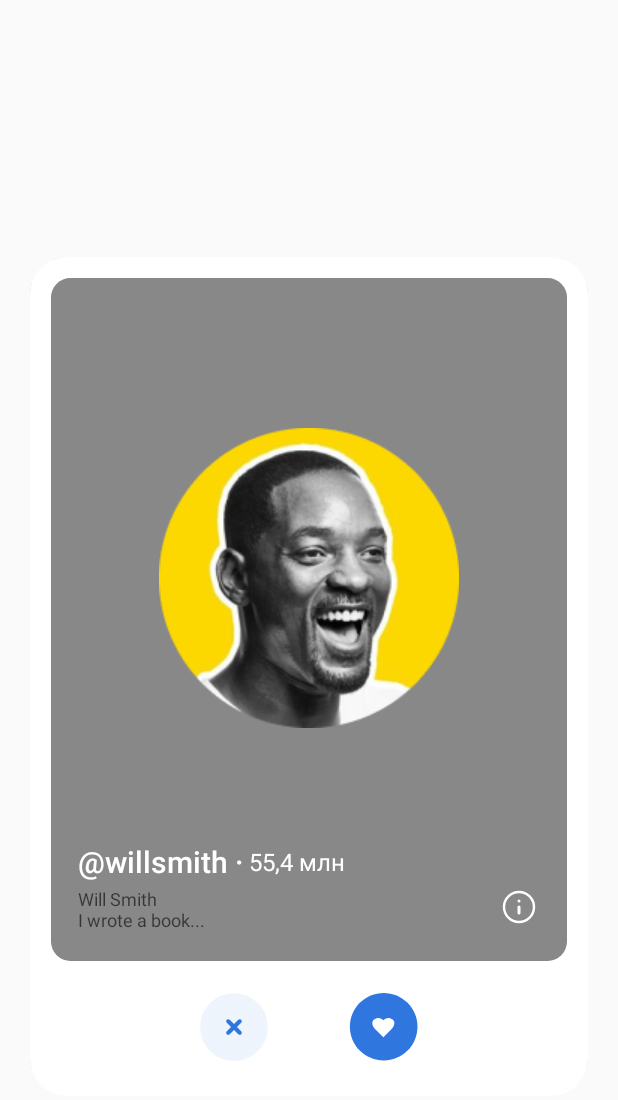
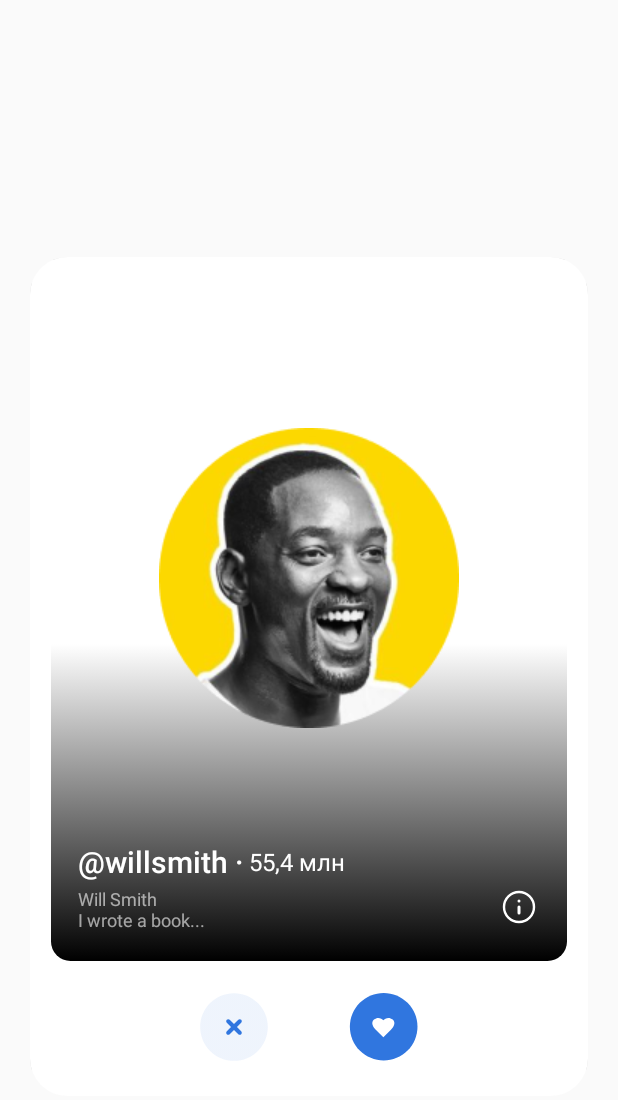
Before and after one commit to vitaliyche/InstagramTwitterCard, an Android app built with Jetpack Compose: the screen it shows after launch (MainActivity), on a phone screen of 412 x 824 dp. Shown: the top 1100 px of the screen. Run offline under Robolectric (Android 15) with nearby library versions, the phone set to English and light mode, and no system bars.

Commit message:
Add Vertical WhiteBlack Gradient

```diff
--- a/app/src/main/java/com/codeliner/instagramtwittercard/ui/CardScreen.kt
+++ b/app/src/main/java/com/codeliner/instagramtwittercard/ui/CardScreen.kt
@@ -12,6 +12,7 @@ import androidx.compose.runtime.Composable
 import androidx.compose.ui.Alignment
 import androidx.compose.ui.Modifier
 import androidx.compose.ui.draw.clip
+import androidx.compose.ui.graphics.Brush
 import androidx.compose.ui.graphics.Color
 import androidx.compose.ui.res.painterResource
 import androidx.compose.ui.text.TextStyle
@@ -34,13 +35,15 @@ fun CardScreen() {
 
         Column() {
 
+            val gradientWhiteBlack = Brush.verticalGradient(
+                0f to Color.White, 0.536f to Color.White, 1f to Color.Black
+            )
             Column(
                 Modifier
                     .fillMaxWidth()
                     .padding(top = 14.dp, start = 14.dp, end = 14.dp)
                     .clip(RoundedCornerShape(13.dp))
-                    .background(Color.Gray),
-                /*backgroundColor = BackgroundBlurredImage(image = R.drawable.image_photo)*/
+                    .background(gradientWhiteBlack),
                 horizontalAlignment = Alignment.CenterHorizontally,
             ) {
 
@@ -83,11 +86,12 @@ fun CardScreen() {
                         Row(
                             modifier = Modifier.padding(top = 6.dp)
                         ) {
+
                             Text(
                                 text = "Will Smith\n" +
                                         "I wrote a book...",
                                 style = TextStyle(fontSize = 12.sp),
-                                color = Color.Black.copy(alpha = 0.6f),
+                                color = Color.White.copy(alpha = 0.6f),
                             )
 
                             Spacer(modifier = Modifier.weight(1f))
@@ -97,6 +101,7 @@ fun CardScreen() {
                                 contentDescription = "info",
                                 tint = Color.White
                             )
+
                         }
                     }
                 }
```
Also changed, not shown: 1 other file.
